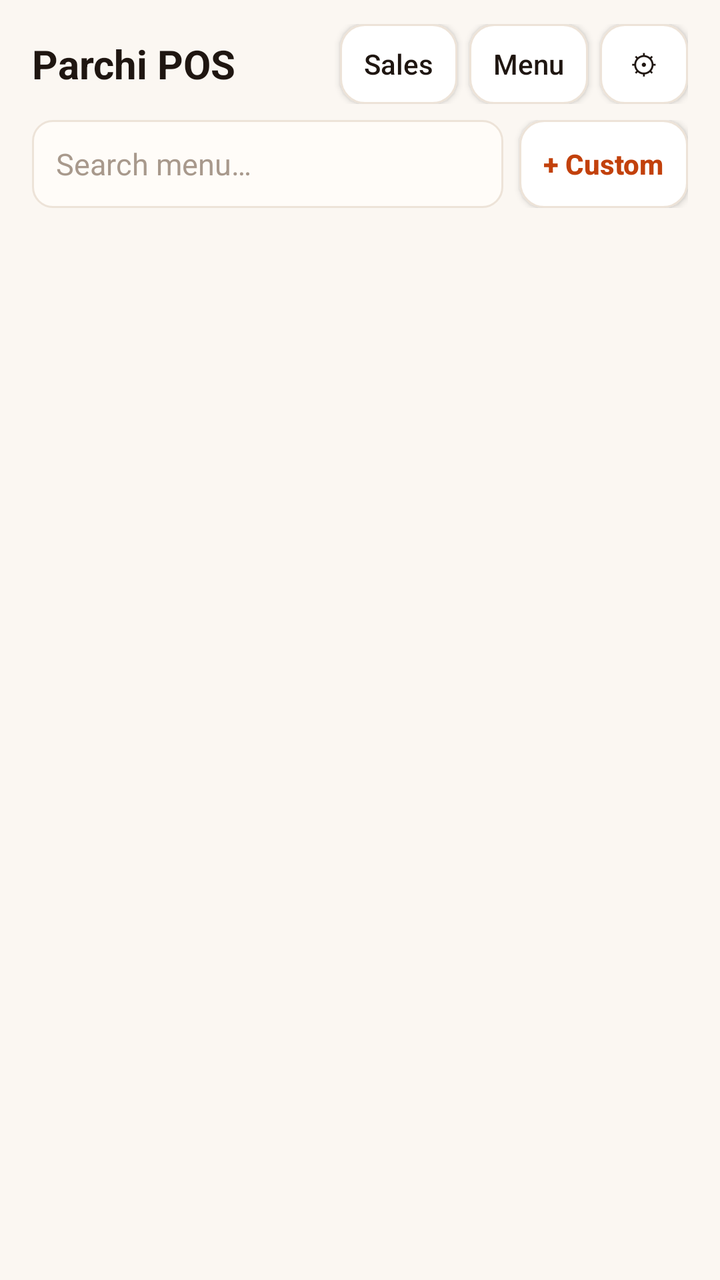
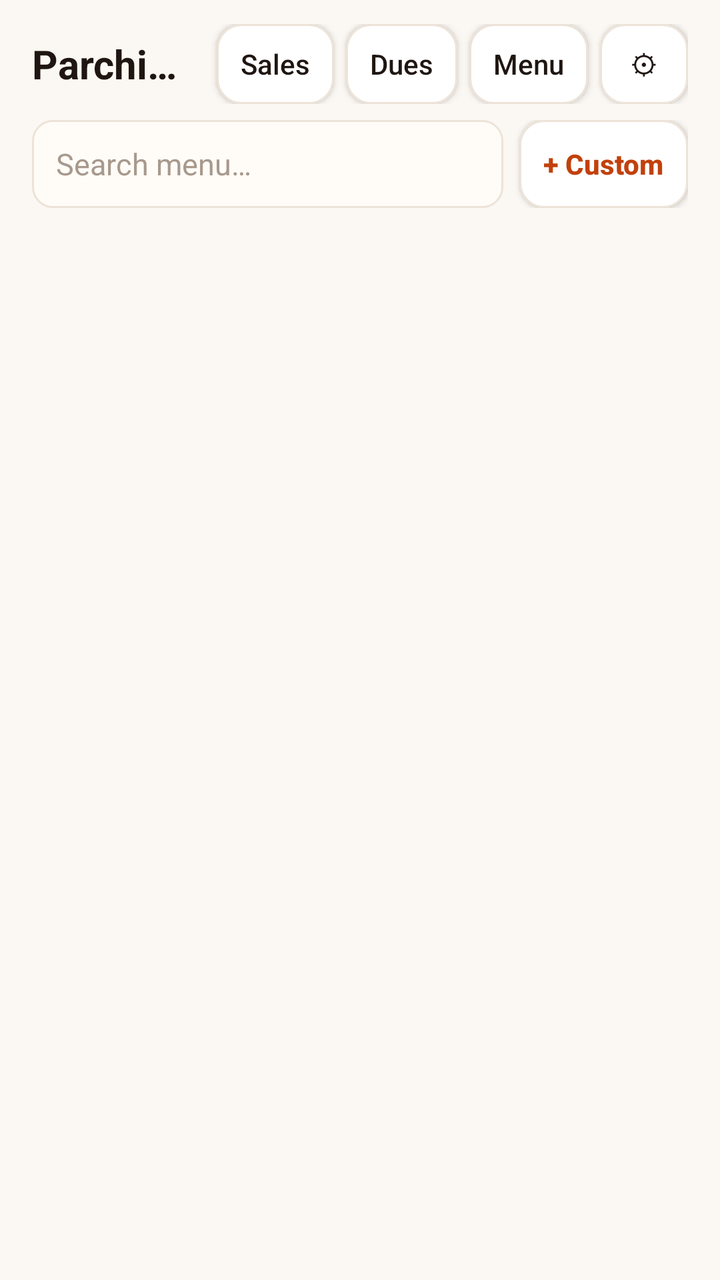

Two renders of the same Android screen: before a commit and after it. Below are the layout's source before the change and the commit's diff.
<!-- AndroidManifest.xml: application theme AppTheme -->
<!-- res/layout/activity_main.xml -->
<?xml version="1.0" encoding="utf-8"?>
<LinearLayout xmlns:android="http://schemas.android.com/apk/res/android"
    android:layout_width="match_parent"
    android:layout_height="match_parent"
    android:background="@color/bg"
    android:orientation="vertical">

    <LinearLayout
        android:layout_width="match_parent"
        android:layout_height="wrap_content"
        android:gravity="center_vertical"
        android:orientation="horizontal"
        android:paddingStart="@dimen/side_padding"
        android:tag="sidePad"
        android:paddingEnd="@dimen/side_padding"
        android:paddingTop="12dp"
        android:paddingBottom="8dp">

        <TextView
            android:id="@+id/title"
            android:layout_width="0dp"
            android:layout_height="wrap_content"
            android:layout_weight="1"
            android:ellipsize="end"
            android:singleLine="true"
            android:text="@string/app_name"
            android:textColor="@color/ink"
            android:textSize="20sp"
            android:textStyle="bold" />

        <Button
            android:id="@+id/btnSales"
            style="@style/TopButton"
            android:text="@string/btn_sales" />

        <Button
            android:id="@+id/btnMenu"
            style="@style/TopButton"
            android:text="@string/btn_menu" />

        <Button
            android:id="@+id/btnSettings"
            style="@style/TopButton"
            android:contentDescription="@string/title_settings"
            android:text="@string/btn_settings_icon" />
    </LinearLayout>

    
    <LinearLayout
        android:layout_width="match_parent"
        android:layout_height="wrap_content"
        android:gravity="center_vertical"
        android:orientation="horizontal"
        android:paddingStart="@dimen/side_padding"
        android:tag="sidePad"
        android:paddingEnd="@dimen/side_padding"
        android:paddingBottom="8dp">

        <EditText
            android:id="@+id/search"
            style="@style/Field"
            android:layout_width="0dp"
            android:layout_height="44dp"
            android:layout_weight="1"
            android:hint="@string/hint_search"
            android:imeOptions="actionSearch|flagNoExtractUi"
            android:importantForAutofill="no"
            android:inputType="text" />

        <Button
            android:id="@+id/btnCustom"
            style="@style/TopButton"
            android:layout_height="44dp"
            android:layout_marginStart="8dp"
            android:text="@string/btn_custom"
            android:textColor="@color/accent"
            android:textStyle="bold" />
    </LinearLayout>

    <HorizontalScrollView
        android:id="@+id/categoryScroll"
        android:layout_width="match_parent"
        android:layout_height="wrap_content"
        android:scrollbars="none"
        android:visibility="gone">

        <LinearLayout
            android:id="@+id/categoryBar"
            android:layout_width="wrap_content"
            android:layout_height="wrap_content"
            android:orientation="horizontal"
            android:paddingStart="@dimen/side_padding"
            android:tag="sidePad"
            android:paddingEnd="@dimen/side_padding"
            android:paddingBottom="8dp" />
    </HorizontalScrollView>

    <ScrollView
        android:layout_width="match_parent"
        android:layout_height="0dp"
        android:layout_weight="1"
        android:fillViewport="true">

        <LinearLayout
            android:layout_width="match_parent"
            android:layout_height="wrap_content"
            android:orientation="vertical"
            android:paddingStart="@dimen/side_padding"
            android:tag="sidePad"
            android:paddingEnd="@dimen/side_padding"
            android:paddingBottom="12dp">

            <LinearLayout
                android:id="@+id/itemGrid"
                android:layout_width="match_parent"
                android:layout_height="wrap_content"
                android:orientation="vertical" />

            <LinearLayout
                android:id="@+id/emptyMenu"
                android:layout_width="match_parent"
                android:layout_height="wrap_content"
                android:layout_marginTop="24dp"
                android:background="@drawable/card"
                android:gravity="center_horizontal"
                android:orientation="vertical"
                android:padding="24dp"
                android:visibility="gone">

                <TextView
                    android:layout_width="wrap_content"
                    android:layout_height="wrap_content"
                    android:gravity="center"
                    android:text="@string/empty_menu"
                    android:textColor="@color/ink_soft"
                    android:textSize="15sp" />

                <Button
                    android:id="@+id/btnAddItems"
                    android:layout_width="wrap_content"
                    android:layout_height="48dp"
                    android:layout_marginTop="14dp"
                    android:background="@drawable/btn_primary"
                    android:paddingStart="20dp"
                    android:paddingEnd="20dp"
                    android:text="@string/btn_add_items"
                    android:textAllCaps="false"
                    android:textColor="#FFFFFF"
                    android:textSize="15sp" />
            </LinearLayout>
        </LinearLayout>
    </ScrollView>

    
    <LinearLayout
        android:id="@+id/cartCard"
        android:layout_width="match_parent"
        android:layout_height="wrap_content"
        android:background="@drawable/cart_panel"
        android:orientation="vertical"
        android:paddingStart="@dimen/side_padding"
        android:tag="sidePad"
        android:paddingEnd="@dimen/side_padding"
        android:paddingTop="10dp"
        android:paddingBottom="12dp"
        android:visibility="gone">

        <LinearLayout
            android:layout_width="match_parent"
            android:layout_height="wrap_content"
            android:gravity="center_vertical"
            android:orientation="horizontal">

            <TextView
                android:id="@+id/cartTitle"
                android:layout_width="0dp"
                android:layout_height="wrap_content"
                android:layout_weight="1"
                android:textColor="@color/ink_soft"
                android:textSize="13sp"
                android:textStyle="bold" />

            <TextView
                android:id="@+id/btnBillDay"
                android:layout_width="wrap_content"
                android:layout_height="36dp"
                android:background="@drawable/row_bg_plain"
                android:gravity="center"
                android:paddingStart="12dp"
                android:paddingEnd="12dp"
                android:textSize="14sp"
                android:textStyle="bold" />

            <TextView
                android:id="@+id/btnClear"
                android:layout_width="wrap_content"
                android:layout_height="36dp"
                android:background="@drawable/row_bg_plain"
                android:gravity="center"
                android:paddingStart="12dp"
                android:paddingEnd="4dp"
                android:text="@string/btn_clear"
                android:textColor="@color/danger"
                android:textSize="14sp"
                android:textStyle="bold" />
        </LinearLayout>

        <ScrollView
            android:id="@+id/cartScroll"
            android:layout_width="match_parent"
            android:layout_height="wrap_content">

            <LinearLayout
                android:id="@+id/cartLines"
                android:layout_width="match_parent"
                android:layout_height="wrap_content"
                android:orientation="vertical" />
        </ScrollView>

        <EditText
            android:id="@+id/customer"
            style="@style/Field"
            android:layout_marginTop="8dp"
            android:hint="@string/hint_customer"
            android:importantForAutofill="no"
            android:inputType="textPersonName|textCapWords" />

        <LinearLayout
            android:layout_width="match_parent"
            android:layout_height="wrap_content"
            android:layout_marginTop="8dp"
            android:orientation="horizontal">

            <Button
                android:id="@+id/payCash"
                style="@style/PayButton"
                android:text="@string/pay_cash" />

            <Button
                android:id="@+id/payUpi"
                style="@style/PayButton"
                android:layout_marginStart="8dp"
                android:text="@string/pay_upi" />
        </LinearLayout>

        <LinearLayout
            android:layout_width="match_parent"
            android:layout_height="wrap_content"
            android:layout_marginTop="10dp"
            android:orientation="horizontal">

            <Button
                android:id="@+id/btnSave"
                android:layout_width="wrap_content"
                android:layout_height="56dp"
                android:background="@drawable/btn_secondary"
                android:paddingStart="16dp"
                android:paddingEnd="16dp"
                android:text="@string/btn_save_only"
                android:textAllCaps="false"
                android:textColor="@color/ink"
                android:textSize="15sp"
                android:textStyle="bold" />

            <Button
                android:id="@+id/btnCharge"
                android:layout_width="0dp"
                android:layout_height="56dp"
                android:layout_marginStart="8dp"
                android:layout_weight="1"
                android:background="@drawable/btn_primary"
                android:textAllCaps="false"
                android:textColor="#FFFFFF"
                android:textSize="17sp"
                android:textStyle="bold" />
        </LinearLayout>
    </LinearLayout>
</LinearLayout>
<!-- resources referenced by this layout -->
<resources>
  <color name="accent">#C2410C</color>
  <color name="bg">#FBF7F2</color>
  <color name="danger">#D92D20</color>
  <color name="ink">#1F1611</color>
  <color name="ink_soft">#6B5D52</color>
  <dimen name="side_padding">16dp</dimen>
  <!-- drawable card (drawable) -->
  <?xml version="1.0" encoding="utf-8"?>
  <shape xmlns:android="http://schemas.android.com/apk/res/android" android:shape="rectangle">
      <solid android:color="@color/card" />
      <corners android:radius="14dp" />
      <stroke android:width="1dp" android:color="@color/line" />
  </shape>
  <!-- drawable cart_panel (drawable) -->
  <?xml version="1.0" encoding="utf-8"?>
  <layer-list xmlns:android="http://schemas.android.com/apk/res/android">
      <item>
          <shape android:shape="rectangle">
              <solid android:color="@color/line" />
          </shape>
      </item>
      <item android:top="1dp">
          <shape android:shape="rectangle">
              <solid android:color="@color/card" />
          </shape>
      </item>
  </layer-list>
  <!-- drawable row_bg_plain (drawable) -->
  <?xml version="1.0" encoding="utf-8"?>
  <selector xmlns:android="http://schemas.android.com/apk/res/android">
      <item android:state_pressed="true">
          <shape android:shape="rectangle">
              <solid android:color="@color/field_fill" />
              <corners android:radius="8dp" />
          </shape>
      </item>
      <item android:drawable="@android:color/transparent" />
  </selector>
  <string name="app_name">Parchi POS</string>
  <string name="btn_add_items">Add items</string>
  <string name="btn_clear">Clear</string>
  <string name="btn_custom">+ Custom</string>
  <string name="btn_menu">Menu</string>
  <string name="btn_sales">Sales</string>
  <string name="btn_save_only">Save</string>
  <string name="btn_settings_icon">⚙</string>
  <string name="empty_menu">No items yet.\nAdd what you sell, then tap to bill.</string>
  <string name="hint_customer">Customer name (optional)</string>
  <string name="hint_search">Search menu…</string>
  <string name="pay_cash">Cash</string>
  <string name="pay_upi">UPI</string>
  <string name="title_settings">Settings</string>
  <style name="Field">
          <item name="android:layout_width">match_parent</item>
          <item name="android:layout_height">48dp</item>
          <item name="android:background">@drawable/field</item>
          <item name="android:paddingStart">12dp</item>
          <item name="android:paddingEnd">12dp</item>
          <item name="android:textColor">@color/ink</item>
          <item name="android:textColorHint">@color/ink_faint</item>
          <item name="android:textSize">15sp</item>
          <item name="android:singleLine">true</item>
      </style>
  <style name="PayButton">
          <item name="android:layout_width">0dp</item>
          <item name="android:layout_height">48dp</item>
          <item name="android:layout_weight">1</item>
          <item name="android:background">@drawable/btn_secondary</item>
          <item name="android:textAllCaps">false</item>
          <item name="android:textColor">@color/ink</item>
          <item name="android:textSize">15sp</item>
      </style>
  <style name="AppTheme" parent="@android:style/Theme.DeviceDefault.Light.NoActionBar">
          <item name="android:windowBackground">@color/bg</item>
      </style>
  <color name="accent_pressed">#9A3412</color>
  <color name="field_fill">#FFFCF8</color>
  <color name="line">#EDE3D8</color>
  <color name="card">#FFFFFF</color>
  <!-- drawable field (drawable) -->
  <?xml version="1.0" encoding="utf-8"?>
  <shape xmlns:android="http://schemas.android.com/apk/res/android" android:shape="rectangle">
      <solid android:color="@color/field_fill" />
      <corners android:radius="10dp" />
      <stroke android:width="1dp" android:color="@color/line" />
  </shape>
  <color name="ink_faint">#A8998C</color>
  <!-- unchanged entries left out for length: 3 -->
</resources>

<!-- the commit's change to res/layout/activity_main.xml (unified diff, before → after) -->
@@ -32,6 +32,11 @@
             android:id="@+id/btnSales"
             style="@style/TopButton"
             android:text="@string/btn_sales" />
+
+        <Button
+            android:id="@+id/btnLedger"
+            style="@style/TopButton"
+            android:text="@string/btn_ledger" />
 
         <Button
             android:id="@+id/btnMenu"
@@ -181,6 +186,19 @@
                 android:textStyle="bold" />
 
             <TextView
+                android:id="@+id/btnDiscount"
+                android:layout_width="wrap_content"
+                android:layout_height="36dp"
+                android:background="@drawable/row_bg_plain"
+                android:gravity="center"
+                android:paddingStart="12dp"
+                android:paddingEnd="12dp"
+                android:text="@string/btn_discount"
+                android:textColor="@color/accent"
+                android:textSize="14sp"
+                android:textStyle="bold" />
+
+            <TextView
                 android:id="@+id/btnBillDay"
                 android:layout_width="wrap_content"
                 android:layout_height="36dp"
@@ -217,10 +235,21 @@
                 android:orientation="vertical" />
         </ScrollView>
 
-        <EditText
+        <TextView
+            android:id="@+id/discountLine"
+            android:layout_width="match_parent"
+            android:layout_height="wrap_content"
+            android:layout_marginTop="6dp"
+            android:textColor="@color/accent"
+            android:textSize="13sp"
+            android:visibility="gone" />
+
+        
+        <AutoCompleteTextView
             android:id="@+id/customer"
             style="@style/Field"
             android:layout_marginTop="8dp"
+            android:completionThreshold="1"
             android:hint="@string/hint_customer"
             android:importantForAutofill="no"
             android:inputType="textPersonName|textCapWords" />
@@ -241,6 +270,12 @@
                 style="@style/PayButton"
                 android:layout_marginStart="8dp"
                 android:text="@string/pay_upi" />
+
+            <Button
+                android:id="@+id/payCredit"
+                style="@style/PayButton"
+                android:layout_marginStart="8dp"
+                android:text="@string/pay_credit" />
         </LinearLayout>
 
         <LinearLayout
<!-- resource entries referenced after the edit -->
@@ -42,6 +42,8 @@
   <string name="btn_add_items">Add items</string>
   <string name="btn_clear">Clear</string>
   <string name="btn_custom">+ Custom</string>
+  <string name="btn_discount">Discount</string>
+  <string name="btn_ledger">Dues</string>
   <string name="btn_menu">Menu</string>
   <string name="btn_sales">Sales</string>
   <string name="btn_save_only">Save</string>
@@ -50,6 +52,7 @@
   <string name="hint_customer">Customer name (optional)</string>
   <string name="hint_search">Search menu…</string>
   <string name="pay_cash">Cash</string>
+  <string name="pay_credit">Credit</string>
   <string name="pay_upi">UPI</string>
   <string name="title_settings">Settings</string>
   <style name="Field">
